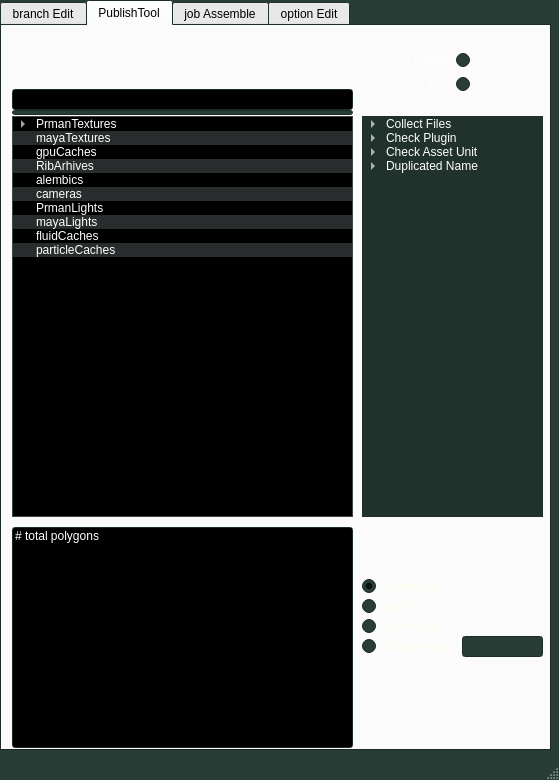
Before: the Qt Designer form publishTool/publishtooladv_06_2.ui in alpha0080/mayaTool, drawn with Qt 5.
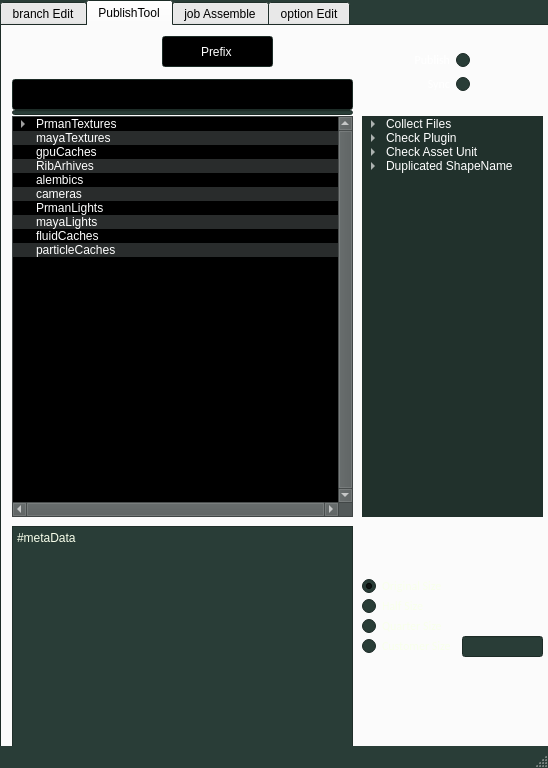
After: the same form once the commit is applied. Icons and pictures are not drawn.

The edit to the form file:
```diff
--- a/publishTool/publishtooladv_06_2.ui
+++ b/publishTool/publishtooladv_06_2.ui
@@ -6,8 +6,8 @@
    <rect>
     <x>0</x>
     <y>0</y>
-    <width>559</width>
-    <height>780</height>
+    <width>548</width>
+    <height>768</height>
    </rect>
   </property>
   <property name="palette">
@@ -4401,9 +4401,9 @@
       <property name="geometry">
        <rect>
         <x>10</x>
-        <y>63</y>
+        <y>53</y>
         <width>341</width>
-        <height>21</height>
+        <height>31</height>
        </rect>
       </property>
       <property name="palette">
@@ -5272,10 +5272,10 @@
        </palette>
       </property>
       <property name="verticalScrollBarPolicy">
-       <enum>Qt::ScrollBarAsNeeded</enum>
+       <enum>Qt::ScrollBarAlwaysOn</enum>
       </property>
       <property name="horizontalScrollBarPolicy">
-       <enum>Qt::ScrollBarAsNeeded</enum>
+       <enum>Qt::ScrollBarAlwaysOn</enum>
       </property>
       <property name="autoScrollMargin">
        <number>16</number>
@@ -5320,13 +5320,13 @@
        <bool>false</bool>
       </attribute>
       <attribute name="headerDefaultSectionSize">
-       <number>150</number>
+       <number>200</number>
       </attribute>
       <attribute name="headerHighlightSections">
        <bool>true</bool>
       </attribute>
       <attribute name="headerMinimumSectionSize">
-       <number>30</number>
+       <number>15</number>
       </attribute>
       <attribute name="headerShowSortIndicator" stdset="0">
        <bool>false</bool>
@@ -5418,437 +5418,6 @@
        </property>
       </item>
      </widget>
-     <widget class="QLineEdit" name="lineEdit_metaDataA">
-      <property name="geometry">
-       <rect>
-        <x>10</x>
-        <y>501</y>
-        <width>341</width>
-        <height>221</height>
-       </rect>
-      </property>
-      <property name="palette">
-       <palette>
-        <active>
-         <colorrole role="WindowText">
-          <brush brushstyle="SolidPattern">
-           <color alpha="255">
-            <red>255</red>
-            <green>255</green>
-            <blue>255</blue>
-           </color>
-          </brush>
-         </colorrole>
-         <colorrole role="Button">
-          <brush brushstyle="SolidPattern">
-           <color alpha="255">
-            <red>33</red>
-            <green>49</green>
-            <blue>44</blue>
-           </color>
-          </brush>
-         </colorrole>
-         <colorrole role="Light">
-          <brush brushstyle="SolidPattern">
-           <color alpha="255">
-            <red>61</red>
-            <green>91</green>
-            <blue>82</blue>
-           </color>
-          </brush>
-         </colorrole>
-         <colorrole role="Midlight">
-          <brush brushstyle="SolidPattern">
-           <color alpha="255">
-            <red>51</red>
-            <green>76</green>
-            <blue>68</blue>
-           </color>
-          </brush>
-         </colorrole>
-         <colorrole role="Dark">
-          <brush brushstyle="SolidPattern">
-           <color alpha="255">
-            <red>20</red>
-            <green>30</green>
-            <blue>27</blue>
-           </color>
-          </brush>
-         </colorrole>
-         <colorrole role="Mid">
-          <brush brushstyle="SolidPattern">
-           <color alpha="255">
-            <red>27</red>
-            <green>40</green>
-            <blue>36</blue>
-           </color>
-          </brush>
-         </colorrole>
-         <colorrole role="Text">
-          <brush brushstyle="SolidPattern">
-           <color alpha="255">
-            <red>255</red>
-            <green>255</green>
-            <blue>255</blue>
-           </color>
-          </brush>
-         </colorrole>
-         <colorrole role="BrightText">
-          <brush brushstyle="SolidPattern">
-           <color alpha="255">
-            <red>255</red>
-            <green>255</green>
-            <blue>255</blue>
-           </color>
-          </brush>
-         </colorrole>
-         <colorrole role="ButtonText">
-          <brush brushstyle="SolidPattern">
-           <color alpha="255">
-            <red>255</red>
-            <green>255</green>
-            <blue>255</blue>
-           </color>
-          </brush>
-         </colorrole>
-         <colorrole role="Base">
-          <brush brushstyle="SolidPattern">
-           <color alpha="255">
-            <red>33</red>
-            <green>49</green>
-            <blue>44</blue>
-           </color>
-          </brush>
-         </colorrole>
-         <colorrole role="Window">
-          <brush brushstyle="SolidPattern">
-           <color alpha="255">
-            <red>41</red>
-            <green>61</green>
-            <blue>55</blue>
-           </color>
-          </brush>
-         </colorrole>
-         <colorrole role="Shadow">
-          <brush brushstyle="SolidPattern">
-           <color alpha="255">
-            <red>0</red>
-            <green>0</green>
-            <blue>0</blue>
-           </color>
-          </brush>
-         </colorrole>
-         <colorrole role="AlternateBase">
-          <brush brushstyle="SolidPattern">
-           <color alpha="255">
-            <red>20</red>
-            <green>30</green>
-            <blue>27</blue>
-           </color>
-          </brush>
-         </colorrole>
-         <colorrole role="ToolTipBase">
-          <brush brushstyle="SolidPattern">
-           <color alpha="255">
-            <red>255</red>
-            <green>255</green>
-            <blue>220</blue>
-           </color>
-          </brush>
-         </colorrole>
-         <colorrole role="ToolTipText">
-          <brush brushstyle="SolidPattern">
-           <color alpha="255">
-            <red>0</red>
-            <green>0</green>
-            <blue>0</blue>
-           </color>
-          </brush>
-         </colorrole>
-        </active>
-        <inactive>
-         <colorrole role="WindowText">
-          <brush brushstyle="SolidPattern">
-           <color alpha="255">
-            <red>255</red>
-            <green>255</green>
-            <blue>255</blue>
-           </color>
-          </brush>
-         </colorrole>
-         <colorrole role="Button">
-          <brush brushstyle="SolidPattern">
-           <color alpha="255">
-            <red>41</red>
-            <green>61</green>
-            <blue>55</blue>
-           </color>
-          </brush>
-         </colorrole>
-         <colorrole role="Light">
-          <brush brushstyle="SolidPattern">
-           <color alpha="255">
-            <red>61</red>
-            <green>91</green>
-            <blue>82</blue>
-           </color>
-          </brush>
-         </colorrole>
-         <colorrole role="Midlight">
-          <brush brushstyle="SolidPattern">
-           <color alpha="255">
-            <red>51</red>
-            <green>76</green>
-            <blue>68</blue>
-           </color>
-          </brush>
-         </colorrole>
-         <colorrole role="Dark">
-          <brush brushstyle="SolidPattern">
-           <color alpha="255">
-            <red>20</red>
-            <green>30</green>
-            <blue>27</blue>
-           </color>
-          </brush>
-         </colorrole>
-         <colorrole role="Mid">
-          <brush brushstyle="SolidPattern">
-           <color alpha="255">
-            <red>27</red>
-            <green>40</green>
-            <blue>36</blue>
-           </color>
-          </brush>
-         </colorrole>
-         <colorrole role="Text">
-          <brush brushstyle="SolidPattern">
-           <color alpha="255">
-            <red>255</red>
-            <green>255</green>
-            <blue>255</blue>
-           </color>
-          </brush>
-         </colorrole>
-         <colorrole role="BrightText">
-          <brush brushstyle="SolidPattern">
-           <color alpha="255">
-            <red>255</red>
-            <green>255</green>
-            <blue>255</blue>
-           </color>
-          </brush>
-         </colorrole>
-         <colorrole role="ButtonText">
-          <brush brushstyle="SolidPattern">
-           <color alpha="255">
-            <red>255</red>
-            <green>255</green>
-            <blue>255</blue>
-           </color>
-          </brush>
-         </colorrole>
-         <colorrole role="Base">
-          <brush brushstyle="SolidPattern">
-           <color alpha="255">
-            <red>0</red>
-            <green>0</green>
-            <blue>0</blue>
-           </color>
-          </brush>
-         </colorrole>
-         <colorrole role="Window">
-          <brush brushstyle="SolidPattern">
-           <color alpha="255">
-            <red>41</red>
-            <green>61</green>
-            <blue>55</blue>
-           </color>
-          </brush>
-         </colorrole>
-         <colorrole role="Shadow">
-          <brush brushstyle="SolidPattern">
-           <color alpha="255">
-            <red>0</red>
-            <green>0</green>
-            <blue>0</blue>
-           </color>
-          </brush>
-         </colorrole>
-         <colorrole role="AlternateBase">
-          <brush brushstyle="SolidPattern">
-           <color alpha="255">
-            <red>20</red>
-            <green>30</green>
-            <blue>27</blue>
-           </color>
-          </brush>
-         </colorrole>
-         <colorrole role="ToolTipBase">
-          <brush brushstyle="SolidPattern">
-           <color alpha="255">
-            <red>255</red>
-            <green>255</green>
-            <blue>220</blue>
-           </color>
-          </brush>
-         </colorrole>
-         <colorrole role="ToolTipText">
-          <brush brushstyle="SolidPattern">
-           <color alpha="255">
-            <red>0</red>
-            <green>0</green>
-            <blue>0</blue>
-           </color>
-          </brush>
-         </colorrole>
-        </inactive>
-        <disabled>
-         <colorrole role="WindowText">
-          <brush brushstyle="SolidPattern">
-           <color alpha="255">
-            <red>20</red>
-            <green>30</green>
-            <blue>27</blue>
-           </color>
-          </brush>
-         </colorrole>
-         <colorrole role="Button">
-          <brush brushstyle="SolidPattern">
-           <color alpha="255">
-            <red>41</red>
-            <green>61</green>
-            <blue>55</blue>
-           </color>
-          </brush>
-         </colorrole>
-         <colorrole role="Light">
-          <brush brushstyle="SolidPattern">
-           <color alpha="255">
-            <red>61</red>
-            <green>91</green>
-            <blue>82</blue>
-           </color>
-          </brush>
-         </colorrole>
-         <colorrole role="Midlight">
-          <brush brushstyle="SolidPattern">
-           <color alpha="255">
-            <red>51</red>
-            <green>76</green>
-            <blue>68</blue>
-           </color>
-          </brush>
-         </colorrole>
-         <colorrole role="Dark">
-          <brush brushstyle="SolidPattern">
-           <color alpha="255">
-            <red>20</red>
-            <green>30</green>
-            <blue>27</blue>
-           </color>
-          </brush>
-         </colorrole>
-         <colorrole role="Mid">
-          <brush brushstyle="SolidPattern">
-           <color alpha="255">
-            <red>27</red>
-            <green>40</green>
-            <blue>36</blue>
-           </color>
-          </brush>
-         </colorrole>
-         <colorrole role="Text">
-          <brush brushstyle="SolidPattern">
-           <color alpha="255">
-            <red>20</red>
-            <green>30</green>
-            <blue>27</blue>
-           </color>
-          </brush>
-         </colorrole>
-         <colorrole role="BrightText">
-          <brush brushstyle="SolidPattern">
-           <color alpha="255">
-            <red>255</red>
-            <green>255</green>
-            <blue>255</blue>
-           </color>
-          </brush>
-         </colorrole>
-         <colorrole role="ButtonText">
-          <brush brushstyle="SolidPattern">
-           <color alpha="255">
-            <red>20</red>
-            <green>30</green>
-            <blue>27</blue>
-           </color>
-          </brush>
-         </colorrole>
-         <colorrole role="Base">
-          <brush brushstyle="SolidPattern">
-           <color alpha="255">
-            <red>41</red>
-            <green>61</green>
-            <blue>55</blue>
-           </color>
-          </brush>
-         </colorrole>
-         <colorrole role="Window">
-          <brush brushstyle="SolidPattern">
-           <color alpha="255">
-            <red>41</red>
-            <green>61</green>
-            <blue>55</blue>
-           </color>
-          </brush>
-         </colorrole>
-         <colorrole role="Shadow">
-          <brush brushstyle="SolidPattern">
-           <color alpha="255">
-            <red>0</red>
-            <green>0</green>
-            <blue>0</blue>
-           </color>
-          </brush>
-         </colorrole>
-         <colorrole role="AlternateBase">
-          <brush brushstyle="SolidPattern">
-           <color alpha="255">
-            <red>41</red>
-            <green>61</green>
-            <blue>55</blue>
-           </color>
-          </brush>
-         </colorrole>
-         <colorrole role="ToolTipBase">
-          <brush brushstyle="SolidPattern">
-           <color alpha="255">
-            <red>255</red>
-            <green>255</green>
-            <blue>220</blue>
-           </color>
-          </brush>
-         </colorrole>
-         <colorrole role="ToolTipText">
-          <brush brushstyle="SolidPattern">
-           <color alpha="255">
-            <red>0</red>
-            <green>0</green>
-            <blue>0</blue>
-           </color>
-          </brush>
-         </colorrole>
-        </disabled>
-       </palette>
-      </property>
-      <property name="text">
-       <string># total polygons</string>
-      </property>
-      <property name="alignment">
-       <set>Qt::AlignLeading|Qt::AlignLeft|Qt::AlignTop</set>
-      </property>
-     </widget>
      <widget class="QRadioButton" name="radioButton_Original">
       <property name="geometry">
        <rect>
@@ -7142,7 +6711,7 @@
       </item>
       <item>
        <property name="text">
-        <string>Duplicated Name</string>
+        <string>Duplicated ShapeName</string>
        </property>
        <item>
         <property name="text">
@@ -7159,10 +6728,10 @@
      <widget class="QPushButton" name="pushButton_delectSelectItems">
       <property name="geometry">
        <rect>
-        <x>310</x>
-        <y>20</y>
-        <width>40</width>
-        <height>40</height>
+        <x>320</x>
+        <y>10</y>
+        <width>30</width>
+        <height>30</height>
        </rect>
       </property>
       <property name="text">
@@ -7174,8 +6743,8 @@
       </property>
       <property name="iconSize">
        <size>
-        <width>40</width>
-        <height>40</height>
+        <width>30</width>
+        <height>30</height>
        </size>
       </property>
       <property name="flat">
@@ -7185,10 +6754,10 @@
      <widget class="QPushButton" name="pushButton_refreshList">
       <property name="geometry">
        <rect>
-        <x>20</x>
-        <y>20</y>
-        <width>40</width>
-        <height>40</height>
+        <x>10</x>
+        <y>10</y>
+        <width>35</width>
+        <height>35</height>
        </rect>
       </property>
       <property name="text">
@@ -7200,8 +6769,8 @@
       </property>
       <property name="iconSize">
        <size>
-        <width>40</width>
-        <height>40</height>
+        <width>35</width>
+        <height>35</height>
        </size>
       </property>
       <property name="flat">
@@ -7211,10 +6780,10 @@
      <widget class="QPushButton" name="pushButton_getSelectedNode">
       <property name="geometry">
        <rect>
-        <x>70</x>
-        <y>20</y>
-        <width>40</width>
-        <height>40</height>
+        <x>50</x>
+        <y>10</y>
+        <width>35</width>
+        <height>35</height>
        </rect>
       </property>
       <property name="text">
@@ -7226,8 +6795,8 @@
       </property>
       <property name="iconSize">
        <size>
-        <width>40</width>
-        <height>40</height>
+        <width>35</width>
+        <height>35</height>
        </size>
       </property>
       <property name="flat">
@@ -7409,8 +6978,8 @@
      <widget class="QPushButton" name="pushButton_unCheckAll">
       <property name="geometry">
        <rect>
-        <x>130</x>
-        <y>30</y>
+        <x>120</x>
+        <y>10</y>
         <width>30</width>
         <height>30</height>
        </rect>
@@ -7435,8 +7004,8 @@
      <widget class="QPushButton" name="pushButton_reName">
       <property name="geometry">
        <rect>
-        <x>170</x>
-        <y>30</y>
+        <x>280</x>
+        <y>10</y>
         <width>30</width>
         <height>30</height>
        </rect>
@@ -7458,6 +7027,496 @@
        <bool>true</bool>
       </property>
      </widget>
+     <widget class="QLineEdit" name="lineEdit_prefixName">
+      <property name="enabled">
+       <bool>true</bool>
+      </property>
+      <property name="geometry">
+       <rect>
+        <x>160</x>
+        <y>10</y>
+        <width>111</width>
+        <height>31</height>
+       </rect>
+      </property>
+      <property name="palette">
+       <palette>
+        <active>
+         <colorrole role="WindowText">
+          <brush brushstyle="SolidPattern">
+           <color alpha="255">
+            <red>255</red>
+            <green>255</green>
+            <blue>255</blue>
+           </color>
+          </brush>
+         </colorrole>
+         <colorrole role="Button">
+          <brush brushstyle="SolidPattern">
+           <color alpha="255">
+            <red>33</red>
+            <green>49</green>
+            <blue>44</blue>
+           </color>
+          </brush>
+         </colorrole>
+         <colorrole role="Light">
+          <brush brushstyle="SolidPattern">
+           <color alpha="255">
+            <red>33</red>
+            <green>49</green>
+            <blue>44</blue>
+           </color>
+          </brush>
+         </colorrole>
+         <colorrole role="Midlight">
+          <brush brushstyle="SolidPattern">
+           <color alpha="255">
+            <red>33</red>
+            <green>49</green>
+            <blue>44</blue>
+           </color>
+          </brush>
+         </colorrole>
+         <colorrole role="Dark">
+          <brush brushstyle="SolidPattern">
+           <color alpha="255">
+            <red>20</red>
+            <green>30</green>
+            <blue>27</blue>
+           </color>
+          </brush>
+         </colorrole>
+         <colorrole role="Mid">
+          <brush brushstyle="SolidPattern">
+           <color alpha="255">
+            <red>27</red>
+            <green>40</green>
+            <blue>36</blue>
+           </color>
+          </brush>
+         </colorrole>
+         <colorrole role="Text">
+          <brush brushstyle="SolidPattern">
+           <color alpha="255">
+            <red>255</red>
+            <green>255</green>
+            <blue>255</blue>
+           </color>
+          </brush>
+         </colorrole>
+         <colorrole role="BrightText">
+          <brush brushstyle="SolidPattern">
+           <color alpha="255">
+            <red>255</red>
+            <green>255</green>
+            <blue>255</blue>
+           </color>
+          </brush>
+         </colorrole>
+         <colorrole role="ButtonText">
+          <brush brushstyle="SolidPattern">
+           <color alpha="255">
+            <red>255</red>
+            <green>255</green>
+            <blue>255</blue>
+           </color>
+          </brush>
+         </colorrole>
+         <colorrole role="Base">
+          <brush brushstyle="SolidPattern">
+           <color alpha="255">
+            <red>33</red>
+            <green>49</green>
+            <blue>44</blue>
+           </color>
+          </brush>
+         </colorrole>
+         <colorrole role="Window">
+          <brush brushstyle="SolidPattern">
+           <color alpha="255">
+            <red>41</red>
+            <green>61</green>
+            <blue>55</blue>
+           </color>
+          </brush>
+         </colorrole>
+         <colorrole role="Shadow">
+          <brush brushstyle="SolidPattern">
+           <color alpha="255">
+            <red>0</red>
+            <green>0</green>
+            <blue>0</blue>
+           </color>
+          </brush>
+         </colorrole>
+         <colorrole role="AlternateBase">
+          <brush brushstyle="SolidPattern">
+           <color alpha="255">
+            <red>20</red>
+            <green>30</green>
+            <blue>27</blue>
+           </color>
+          </brush>
+         </colorrole>
+         <colorrole role="ToolTipBase">
+          <brush brushstyle="SolidPattern">
+           <color alpha="255">
+            <red>255</red>
+            <green>255</green>
+            <blue>220</blue>
+           </color>
+          </brush>
+         </colorrole>
+         <colorrole role="ToolTipText">
+          <brush brushstyle="SolidPattern">
+           <color alpha="255">
+            <red>0</red>
+            <green>0</green>
+            <blue>0</blue>
+           </color>
+          </brush>
+         </colorrole>
+        </active>
+        <inactive>
+         <colorrole role="WindowText">
+          <brush brushstyle="SolidPattern">
+           <color alpha="255">
+            <red>255</red>
+            <green>255</green>
+            <blue>255</blue>
+           </color>
+          </brush>
+         </colorrole>
+         <colorrole role="Button">
+          <brush brushstyle="SolidPattern">
+           <color alpha="255">
+            <red>33</red>
+            <green>49</green>
+            <blue>44</blue>
+           </color>
+          </brush>
+         </colorrole>
+         <colorrole role="Light">
+          <brush brushstyle="SolidPattern">
+           <color alpha="255">
+            <red>33</red>
+            <green>49</green>
+            <blue>44</blue>
+           </color>
+          </brush>
+         </colorrole>
+         <colorrole role="Midlight">
+          <brush brushstyle="SolidPattern">
+           <color alpha="255">
+            <red>33</red>
+            <green>49</green>
+            <blue>44</blue>
+           </color>
+          </brush>
+         </colorrole>
+         <colorrole role="Dark">
+          <brush brushstyle="SolidPattern">
+           <color alpha="255">
+            <red>20</red>
+            <green>30</green>
+            <blue>27</blue>
+           </color>
+          </brush>
+         </colorrole>
+         <colorrole role="Mid">
+          <brush brushstyle="SolidPattern">
+           <color alpha="255">
+            <red>27</red>
+            <green>40</green>
+            <blue>36</blue>
+           </color>
+          </brush>
+         </colorrole>
+         <colorrole role="Text">
+          <brush brushstyle="SolidPattern">
+           <color alpha="255">
+            <red>255</red>
+            <green>255</green>
+            <blue>255</blue>
+           </color>
+          </brush>
+         </colorrole>
+         <colorrole role="BrightText">
+          <brush brushstyle="SolidPattern">
+           <color alpha="255">
+            <red>255</red>
+            <green>255</green>
+            <blue>255</blue>
+           </color>
+          </brush>
+         </colorrole>
+         <colorrole role="ButtonText">
+          <brush brushstyle="SolidPattern">
+           <color alpha="255">
+            <red>255</red>
+            <green>255</green>
+            <blue>255</blue>
+           </color>
+          </brush>
+         </colorrole>
+         <colorrole role="Base">
+          <brush brushstyle="SolidPattern">
+           <color alpha="255">
+            <red>0</red>
+            <green>0</green>
+            <blue>0</blue>
+           </color>
+          </brush>
+         </colorrole>
+         <colorrole role="Window">
+          <brush brushstyle="SolidPattern">
+           <color alpha="255">
+            <red>41</red>
+            <green>61</green>
+            <blue>55</blue>
+           </color>
+          </brush>
+         </colorrole>
+         <colorrole role="Shadow">
+          <brush brushstyle="SolidPattern">
+           <color alpha="255">
+            <red>0</red>
+            <green>0</green>
+            <blue>0</blue>
+           </color>
+          </brush>
+         </colorrole>
+         <colorrole role="AlternateBase">
+          <brush brushstyle="SolidPattern">
+           <color alpha="255">
+            <red>20</red>
+            <green>30</green>
+            <blue>27</blue>
+           </color>
+          </brush>
+         </colorrole>
+         <colorrole role="ToolTipBase">
+          <brush brushstyle="SolidPattern">
+           <color alpha="255">
+            <red>255</red>
+            <green>255</green>
+            <blue>220</blue>
+           </color>
+          </brush>
+         </colorrole>
+         <colorrole role="ToolTipText">
+          <brush brushstyle="SolidPattern">
+           <color alpha="255">
+            <red>0</red>
+            <green>0</green>
+            <blue>0</blue>
+           </color>
+          </brush>
+         </colorrole>
+        </inactive>
+        <disabled>
+         <colorrole role="WindowText">
+          <brush brushstyle="SolidPattern">
+           <color alpha="255">
+            <red>20</red>
+            <green>30</green>
+            <blue>27</blue>
+           </color>
+          </brush>
+         </colorrole>
+         <colorrole role="Button">
+          <brush brushstyle="SolidPattern">
+           <color alpha="255">
+            <red>33</red>
+            <green>49</green>
+            <blue>44</blue>
+           </color>
+          </brush>
+         </colorrole>
+         <colorrole role="Light">
+          <brush brushstyle="SolidPattern">
+           <color alpha="255">
+            <red>33</red>
+            <green>49</green>
+            <blue>44</blue>
+           </color>
+          </brush>
+         </colorrole>
+         <colorrole role="Midlight">
+          <brush brushstyle="SolidPattern">
+           <color alpha="255">
+            <red>33</red>
+            <green>49</green>
+            <blue>44</blue>
+           </color>
+          </brush>
+         </colorrole>
+         <colorrole role="Dark">
+          <brush brushstyle="SolidPattern">
+           <color alpha="255">
+            <red>20</red>
+            <green>30</green>
+            <blue>27</blue>
+           </color>
+          </brush>
+         </colorrole>
+         <colorrole role="Mid">
+          <brush brushstyle="SolidPattern">
+           <color alpha="255">
+            <red>27</red>
+            <green>40</green>
+            <blue>36</blue>
+           </color>
+          </brush>
+         </colorrole>
+         <colorrole role="Text">
+          <brush brushstyle="SolidPattern">
+           <color alpha="255">
+            <red>20</red>
+            <green>30</green>
+            <blue>27</blue>
+           </color>
+          </brush>
+         </colorrole>
+         <colorrole role="BrightText">
+          <brush brushstyle="SolidPattern">
+           <color alpha="255">
+            <red>255</red>
+            <green>255</green>
+            <blue>255</blue>
+           </color>
+          </brush>
+         </colorrole>
+         <colorrole role="ButtonText">
+          <brush brushstyle="SolidPattern">
+           <color alpha="255">
+            <red>20</red>
+            <green>30</green>
+            <blue>27</blue>
+           </color>
+          </brush>
+         </colorrole>
+         <colorrole role="Base">
+          <brush brushstyle="SolidPattern">
+           <color alpha="255">
+            <red>41</red>
+            <green>61</green>
+            <blue>55</blue>
+           </color>
+          </brush>
+         </colorrole>
+         <colorrole role="Window">
+          <brush brushstyle="SolidPattern">
+           <color alpha="255">
+            <red>41</red>
+            <green>61</green>
+            <blue>55</blue>
+           </color>
+          </brush>
+         </colorrole>
+         <colorrole role="Shadow">
+          <brush brushstyle="SolidPattern">
+           <color alpha="255">
+            <red>0</red>
+            <green>0</green>
+            <blue>0</blue>
+           </color>
+          </brush>
+         </colorrole>
+         <colorrole role="AlternateBase">
+          <brush brushstyle="SolidPattern">
+           <color alpha="255">
+            <red>41</red>
+            <green>61</green>
+            <blue>55</blue>
+           </color>
+          </brush>
+         </colorrole>
+         <colorrole role="ToolTipBase">
+          <brush brushstyle="SolidPattern">
+           <color alpha="255">
+            <red>255</red>
+            <green>255</green>
+            <blue>220</blue>
+           </color>
+          </brush>
+         </colorrole>
+         <colorrole role="ToolTipText">
+          <brush brushstyle="SolidPattern">
+           <color alpha="255">
+            <red>0</red>
+            <green>0</green>
+            <blue>0</blue>
+           </color>
+          </brush>
+         </colorrole>
+        </disabled>
+       </palette>
+      </property>
+      <property name="text">
+       <string>Prefix</string>
+      </property>
+      <property name="alignment">
+       <set>Qt::AlignCenter</set>
+      </property>
+     </widget>
+     <widget class="QPlainTextEdit" name="plainTextEdit">
+      <property name="geometry">
+       <rect>
+        <x>10</x>
+        <y>500</y>
+        <width>341</width>
+        <height>221</height>
+       </rect>
+      </property>
+      <property name="palette">
+       <palette>
+        <active>
+         <colorrole role="Text">
+          <brush brushstyle="SolidPattern">
+           <color alpha="255">
+            <red>248</red>
+            <green>255</green>
+            <blue>235</blue>
+           </color>
+          </brush>
+         </colorrole>
+        </active>
+        <inactive>
+         <colorrole role="Text">
+          <brush brushstyle="SolidPattern">
+           <color alpha="255">
+            <red>248</red>
+            <green>255</green>
+            <blue>235</blue>
+           </color>
+          </brush>
+         </colorrole>
+        </inactive>
+        <disabled>
+         <colorrole role="Text">
+          <brush brushstyle="SolidPattern">
+           <color alpha="255">
+            <red>120</red>
+            <green>120</green>
+            <blue>120</blue>
+           </color>
+          </brush>
+         </colorrole>
+        </disabled>
+       </palette>
+      </property>
+      <property name="verticalScrollBarPolicy">
+       <enum>Qt::ScrollBarAsNeeded</enum>
+      </property>
+      <property name="readOnly">
+       <bool>true</bool>
+      </property>
+      <property name="plainText">
+       <string>#metaData</string>
+      </property>
+     </widget>
     </widget>
     <widget class="QWidget" name="tab_job_assemble">
      <attribute name="title">
```
Left out of the diff: 277 changed lines with no effect on the pictures.
